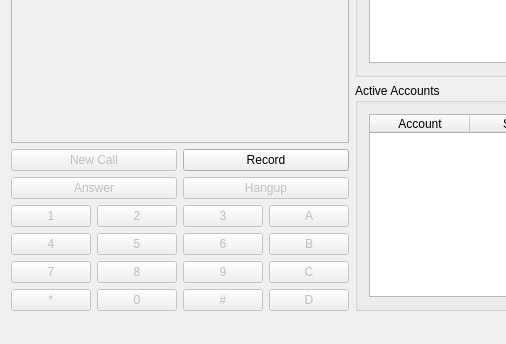
The window that fscomm/mainwindow.ui (karlma/freeswitch-b1.10) describes before a commit, drawn with Qt 5; both pictures show x 0 to 506 and y 197 to 541 of the 670 by 541 pixel window.
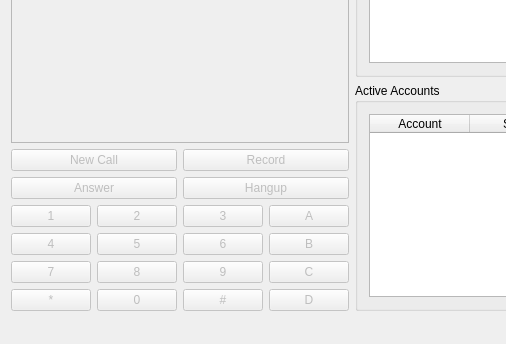
The same window after the commit.

```diff
--- a/fscomm/mainwindow.ui
+++ b/fscomm/mainwindow.ui
@@ -41,6 +41,9 @@
         </item>
         <item>
          <widget class="QPushButton" name="recoredCallBtn">
+          <property name="enabled">
+           <bool>false</bool>
+          </property>
           <property name="text">
            <string>Record</string>
           </property>
```
Left out of the diff: 2 changed lines with no effect on the pictures.
